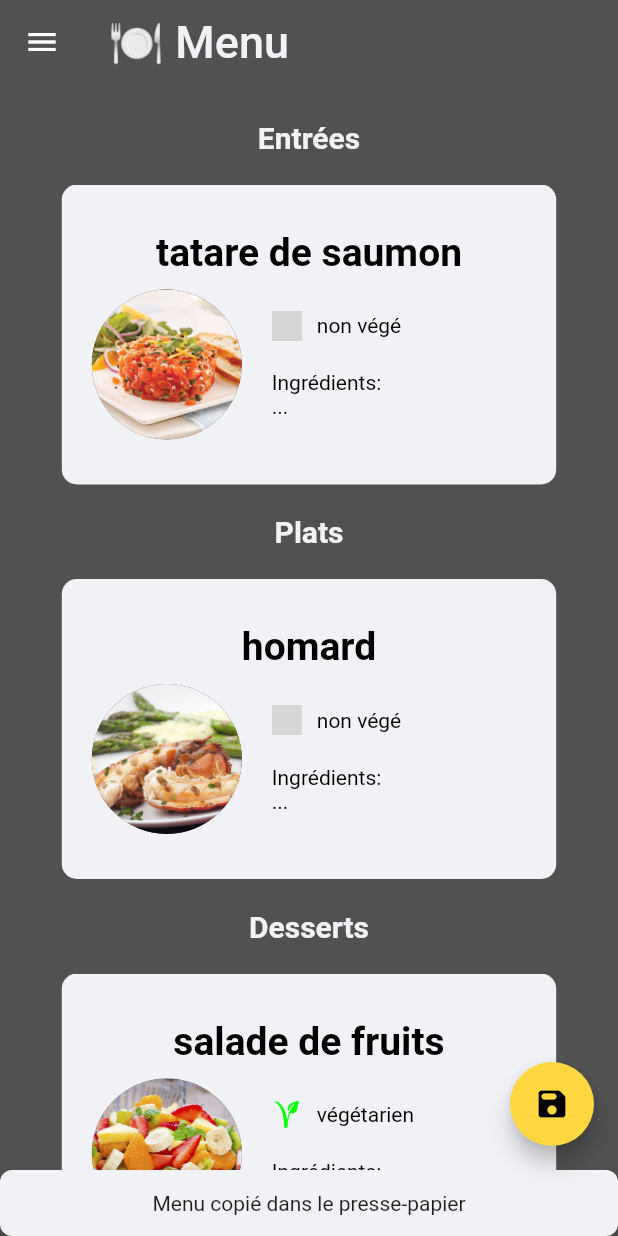
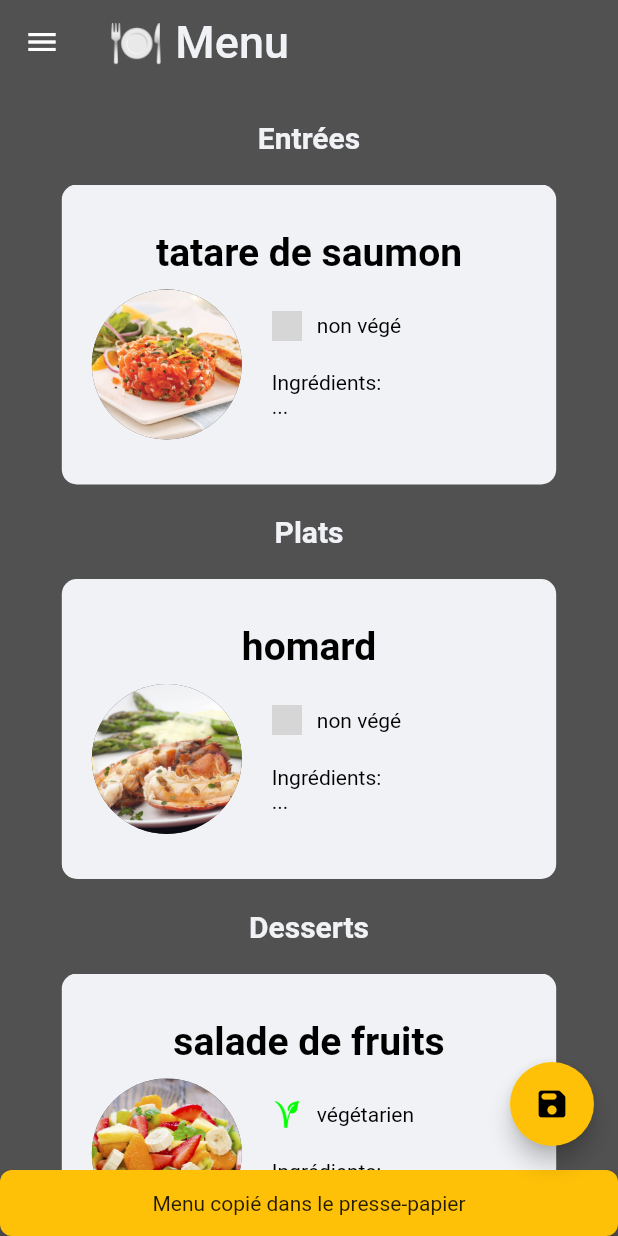
Before and after one commit to ThomasByr/galapsbs, a Flutter app: the MenuPage screen opened by its route, after a tap on the "save" icon, on a phone screen of 412 x 824 dp. Run offline on Flutter 3.47's test engine with Material 2 defaults, Android fonts, the phone set to English and light mode, and no system bars; drawn by our look-alikes of card_swiper; our stand-ins replace animated_text_kit, chewie, expansion_tile_card, google_maps_flutter, package_info_plus, swipe_cards and 2 more; missing offline and left inert: string_similarity; project files that could hold a hidden picture were left out; grey boxes are pictures that could not be loaded.

```diff
--- a/lib/main.dart
+++ b/lib/main.dart
@@ -74,7 +74,7 @@ class MyApp extends StatelessWidget {
         primaryColor: Color(0xfff0f2f5),
         primaryColorLight: Color(0xff515151),
         primaryColorDark: Color(0xff515151),
-        accentColor: Colors.amberAccent,
+        accentColor: Colors.amber,
         canvasColor: Color(0xff515151),
         shadowColor: Color(0xff000000),
         scaffoldBackgroundColor: Color(0xff515151),
@@ -131,7 +131,7 @@ class MyApp extends StatelessWidget {
         primaryColor: Color(0xfff0f2f5),
         primaryColorLight: Color(0xff515151),
         primaryColorDark: Color(0xff515151),
-        accentColor: Colors.amberAccent,
+        accentColor: Colors.amber,
         canvasColor: Color(0xff515151),
         shadowColor: Color(0xff000000),
         scaffoldBackgroundColor: Color(0xff515151),
--- a/lib/pages/menu.dart
+++ b/lib/pages/menu.dart
@@ -220,7 +220,7 @@ class _MenuPageState extends State<MenuPage> {
 
   void _showSnackBar(String text) {
     ScaffoldMessenger.of(context).showSnackBar(SnackBar(
-        backgroundColor: Palette.scaffold,
+        backgroundColor: Colors.amber,
         shape: RoundedRectangleBorder(borderRadius: BorderRadius.circular(8)),
         content: Text(
           text,
```
Also changed, not shown: lib/pages/home.dart (+3 -10 lines).
